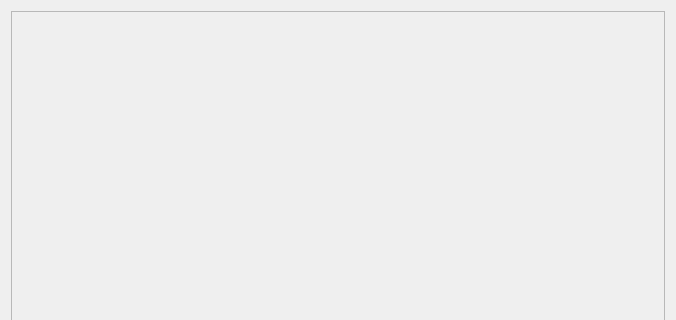
The window that packages/Common/ui_radio_selector_w_scroll.ui (heinz-preisig/ProMo_v11) describes before a commit, drawn with Qt 5; both pictures show x 0 to 676 and y 0 to 320 of the 676 by 1284 pixel window.
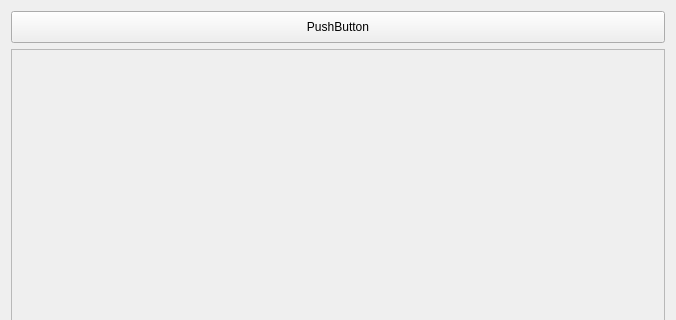
The same window after the commit.

Diff of the .ui file:
```diff
--- a/packages/Common/ui_radio_selector_w_scroll.ui
+++ b/packages/Common/ui_radio_selector_w_scroll.ui
@@ -23,6 +23,25 @@
    <string>Form</string>
   </property>
   <layout class="QVBoxLayout" name="verticalLayout_2">
+   <item>
+    <widget class="QPushButton" name="pushButton">
+     <property name="sizePolicy">
+      <sizepolicy hsizetype="Preferred" vsizetype="Preferred">
+       <horstretch>0</horstretch>
+       <verstretch>0</verstretch>
+      </sizepolicy>
+     </property>
+     <property name="minimumSize">
+      <size>
+       <width>32</width>
+       <height>32</height>
+      </size>
+     </property>
+     <property name="text">
+      <string>PushButton</string>
+     </property>
+    </widget>
+   </item>
    <item>
     <widget class="QScrollArea" name="scrollArea">
      <property name="minimumSize">
@@ -46,7 +65,7 @@
         <x>0</x>
         <y>0</y>
         <width>656</width>
-        <height>1264</height>
+        <height>1226</height>
        </rect>
       </property>
       <layout class="QVBoxLayout" name="verticalLayout"/>
```
